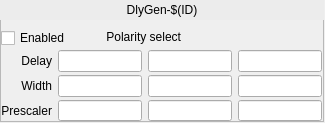
The window that ui/EVR/evr_pulser-square.ui (epics-modules/mrfioc2) describes before a commit, drawn with Qt 5.
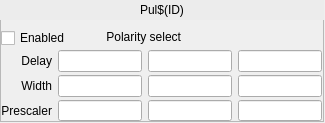
The same window after the commit. Custom widgets are drawn as their Qt base class.

Diff of the .ui file:
```diff
--- a/ui/EVR/evr_pulser-square.ui
+++ b/ui/EVR/evr_pulser-square.ui
@@ -222,7 +222,7 @@
      </size>
     </property>
     <property name="text">
-     <string>DlyGen-$(ID)</string>
+     <string>Pul$(ID)</string>
     </property>
     <property name="alignment">
      <set>Qt::AlignCenter</set>
```
Left out of the diff: 22 changed lines with no effect on the pictures.
